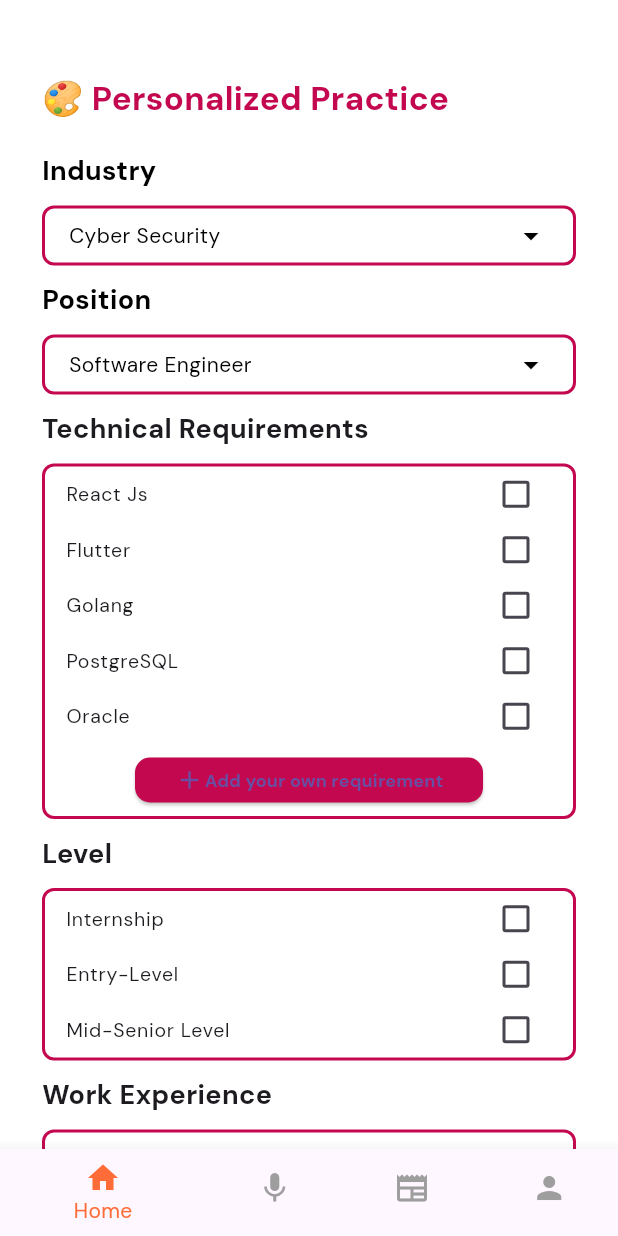
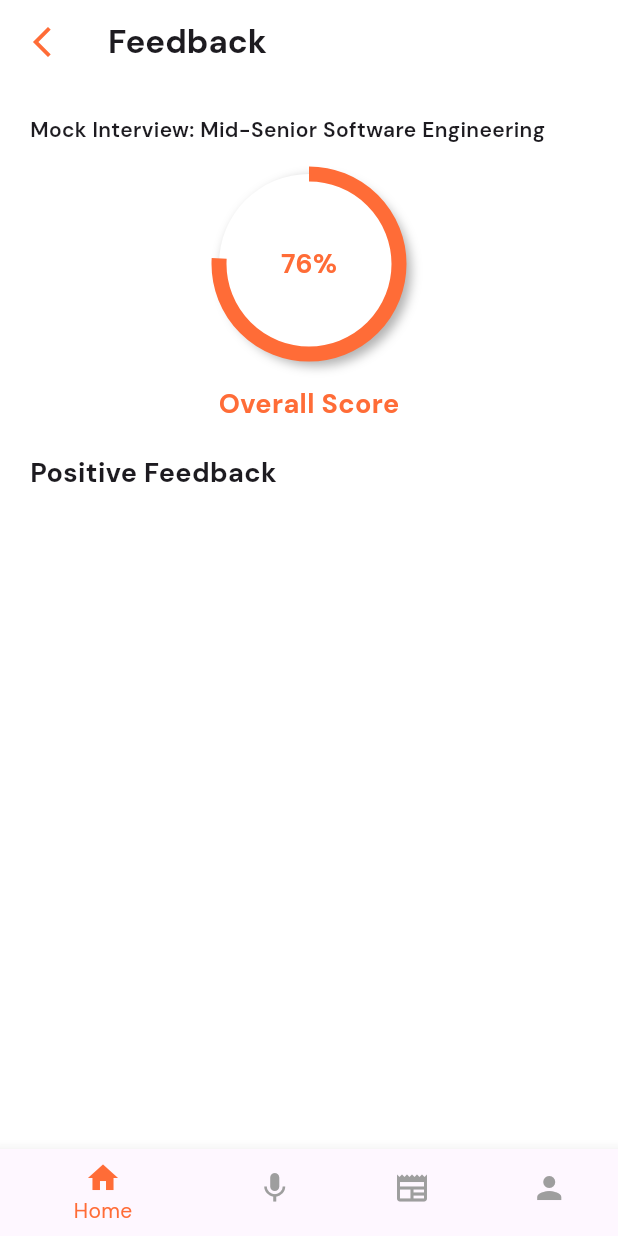
Before and after one commit to gnlehc/Preform, a Flutter app: the screen it shows after launch, on a phone screen of 412 x 824 dp. Run offline on Flutter 3.47's test engine with Material 3 defaults, Android fonts, the phone set to English and light mode, and no system bars; our stand-ins replace flutter_svg, google_fonts.

Commit message:
Feat: feedback page, loading indicator

```diff
--- a/lib/main.dart
+++ b/lib/main.dart
@@ -1,17 +1,19 @@
 import 'package:flutter/material.dart';
 import 'package:google_fonts/google_fonts.dart';
-import 'package:preform/pages/interview.dart';
+import 'package:preform/pages/feedback_page.dart';
 import 'package:preform/widgets/navbar.dart';
 
 void main() {
-  runApp(MyApp());
+  runApp(const MyApp());
 }
 
 class MyApp extends StatelessWidget {
+  const MyApp({super.key});
+
   @override
   Widget build(BuildContext context) {
     return MaterialApp(
-      home: MyHomePage(),
+      home: const MyHomePage(),
       theme: ThemeData(
         scaffoldBackgroundColor: Colors.white,
         textTheme: GoogleFonts.dmSansTextTheme(
@@ -24,6 +26,8 @@ class MyApp extends StatelessWidget {
 }
 
 class MyHomePage extends StatefulWidget {
+  const MyHomePage({super.key});
+
   @override
   _MyHomePageState createState() => _MyHomePageState();
 }
@@ -40,7 +44,7 @@ class _MyHomePageState extends State<MyHomePage> {
   @override
   Widget build(BuildContext context) {
     return Scaffold(
-      body: const Interview(),
+      body: const FeedbackPage(),
       bottomNavigationBar: Navbar(
         currentIndex: _currentIndex,
         onTap: _onNavbarItemTapped,
--- /dev/null
+++ b/lib/pages/feedback_page.dart
@@ -0,0 +1,78 @@
+import 'package:flutter/material.dart';
+import 'package:preform/widgets/percentage_circle.dart';
+
+class FeedbackPage extends StatefulWidget {
+  const FeedbackPage({Key? key});
+
+  @override
+  State<FeedbackPage> createState() => _FeedbackPageState();
+}
+
+class _FeedbackPageState extends State<FeedbackPage> {
+  @override
+  Widget build(BuildContext context) {
+    return Scaffold(
+      appBar: AppBar(
+        leading: IconButton(
+          icon: const Icon(
+            Icons.arrow_back_ios_new,
+            color: Color(0xFFFF6C37),
+          ),
+          onPressed: () {
+            // Add your action here
+          },
+        ),
+        title: const Text(
+          "Feedback",
+          style: TextStyle(fontWeight: FontWeight.bold),
+        ),
+        backgroundColor: Colors.white,
+      ),
+      body: const SingleChildScrollView(
+        child: Padding(
+          padding: EdgeInsets.all(20),
+          child: Column(
+            mainAxisAlignment: MainAxisAlignment.start,
+            crossAxisAlignment: CrossAxisAlignment.start,
+            children: [
+              Text(
+                "Mock Interview: Mid-Senior Software Engineering",
+                style: TextStyle(fontWeight: FontWeight.w600),
+              ),
+              SizedBox(
+                height: 20,
+              ),
+              Row(
+                mainAxisAlignment: MainAxisAlignment.center,
+                children: [
+                  Column(
+                    children: [
+                      PercentageCircle(percentage: 0.76),
+                      SizedBox(
+                        height: 20,
+                      ),
+                      Text(
+                        "Overall Score",
+                        style: TextStyle(
+                            fontSize: 18,
+                            color: Color(0xFFFF6C37),
+                            fontWeight: FontWeight.bold),
+                      )
+                    ],
+                  )
+                ],
+              ),
+              SizedBox(
+                height: 20,
+              ),
+              Text(
+                "Positive Feedback",
+                style: TextStyle(fontSize: 18, fontWeight: FontWeight.bold),
+              )
+            ],
+          ),
+        ),
+      ),
+    );
+  }
+}
--- a/lib/pages/interview.dart
+++ b/lib/pages/interview_page.dart
@@ -1,16 +1,13 @@
-import 'dart:ui';
+import 'package:flutter/material.dart';
 
-import 'package:flutter/material.dart';
-import 'package:preform/widgets/navbar.dart';
-
-class Interview extends StatefulWidget {
-  const Interview({Key? key}) : super(key: key);
+class InterviewPage extends StatefulWidget {
+  const InterviewPage({Key? key}) : super(key: key);
 
   @override
-  State<Interview> createState() => _InterviewState();
+  State<InterviewPage> createState() => _InterviewPageState();
 }
 
-class _InterviewState extends State<Interview> {
+class _InterviewPageState extends State<InterviewPage> {
   late String? _chosenValue = 'Software Engineer';
   late String? _industryValue = 'Cyber Security';
   final List<String> items = [
@@ -231,13 +228,14 @@ class _InterviewState extends State<Interview> {
                               Icon(
                                 Icons.add,
                                 size: 20,
+                                color: Colors.white,
                               ),
                               Text(
                                 'Add your own requirement',
                                 style: TextStyle(
-                                  fontWeight: FontWeight.bold,
-                                  fontSize: 12,
-                                ),
+                                    fontWeight: FontWeight.bold,
+                                    fontSize: 12,
+                                    color: Colors.white),
                                 textAlign: TextAlign.center,
                               ),
                             ],
@@ -338,13 +336,16 @@ class _InterviewState extends State<Interview> {
                   children: [
                     Text(
                       'Start Now',
-                      style:
-                          TextStyle(fontWeight: FontWeight.bold, fontSize: 18),
+                      style: TextStyle(
+                          fontWeight: FontWeight.bold,
+                          fontSize: 18,
+                          color: Colors.white),
                       textAlign: TextAlign.center,
                     ),
                     Icon(
                       Icons.arrow_forward_ios,
                       size: 20,
+                      color: Colors.white,
                     ),
                   ],
                 ),
--- /dev/null
+++ b/lib/widgets/percentage_circle.dart
@@ -0,0 +1,96 @@
+import 'package:flutter/material.dart';
+import 'dart:math';
+
+class PercentageCircle extends StatelessWidget {
+  final double percentage;
+
+  const PercentageCircle({super.key, required this.percentage});
+
+  @override
+  Widget build(BuildContext context) {
+    return SizedBox(
+        width: 120,
+        height: 120,
+        child: Container(
+          decoration: BoxDecoration(
+            shape: BoxShape.circle,
+            boxShadow: [
+              BoxShadow(
+                color: Colors.grey.withOpacity(0.8), // Shadow color
+                spreadRadius: 3,
+                blurRadius: 5,
+                offset: const Offset(5, 5),
+              ),
+            ],
+          ),
+          child: CustomPaint(
+            painter: PercentageCirclePainter(percentage: percentage),
+            child: Center(
+              child: Text(
+                '${(percentage * 100).toInt()}%',
+                style: const TextStyle(
+                  color: Color(0xFFFF6C37),
+                  fontWeight: FontWeight.bold,
+                  fontSize: 18,
+                ),
+              ),
+            ),
+          ),
+        ));
+  }
+}
+
+class PercentageCirclePainter extends CustomPainter {
+  final double percentage;
+
+  PercentageCirclePainter({required this.percentage});
+
+  @override
+  void paint(Canvas canvas, Size size) {
+    final center = Offset(size.width / 2, size.height / 2);
+    final radius = size.width / 2;
+
+    final backgroundPaint = Paint()
+      ..color = Colors.white
+      ..style = PaintingStyle.fill;
+
+    canvas.drawCircle(center, radius, backgroundPaint);
+
+    final sweepAngle = 360 * percentage;
+    final arcPaint = Paint()
+      ..color = const Color(0xFFFF6C37)
+      ..style = PaintingStyle.stroke
+      ..strokeWidth = 10.0;
+    canvas.drawArc(
+      Rect.fromCircle(center: center, radius: radius),
+      -90 * (pi / 180),
+      sweepAngle * (pi / 180),
+      false,
+      arcPaint,
+    );
+
+    // final borderPaint = Paint()
+    //   ..color = const Color(0xFFFF6C37)
+    //   ..style = PaintingStyle.stroke
+    //   ..strokeWidth = 2.0;
+    // canvas.drawCircle(center, radius, borderPaint);
+  }
+
+  @override
+  bool shouldRepaint(CustomPainter oldDelegate) {
+    return true;
+  }
+}
+
+void main() {
+  runApp(
+    MaterialApp(
+      home: Scaffold(
+        appBar: AppBar(title: const Text('Percentage Circle')),
+        body: const Center(
+          child: PercentageCircle(percentage: 0.09), // Example with 9%
+        ),
+      ),
+    ),
+  );
+}
```
Also changed, not shown: lib/widgets/loading.dart (added, +53 -0 lines), pubspec.lock.
